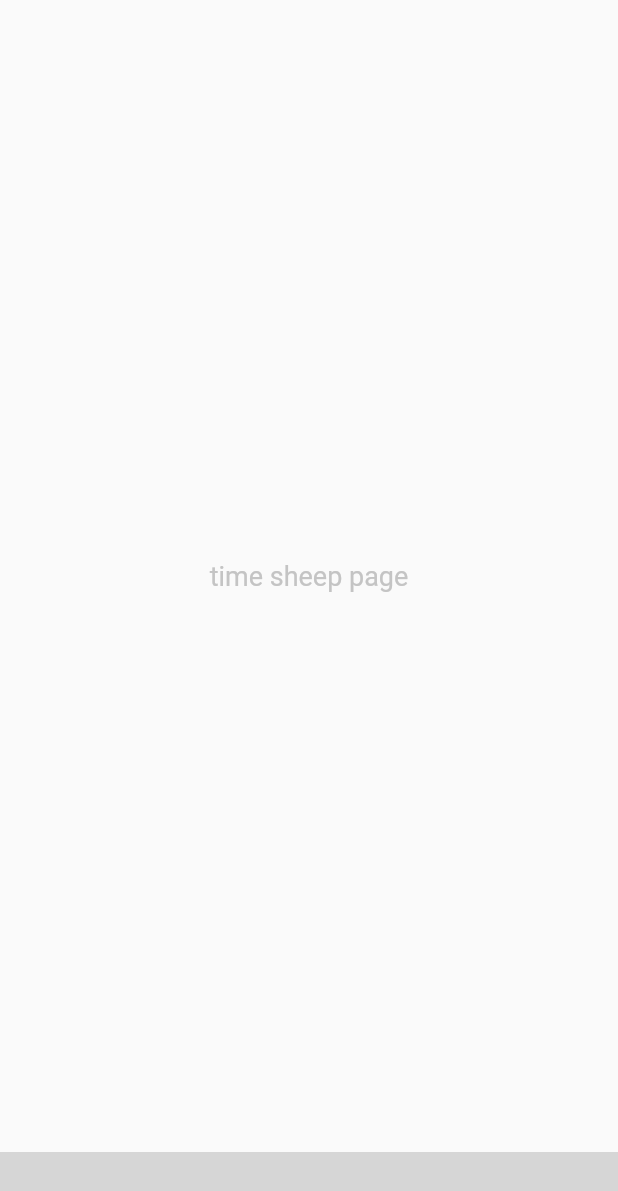
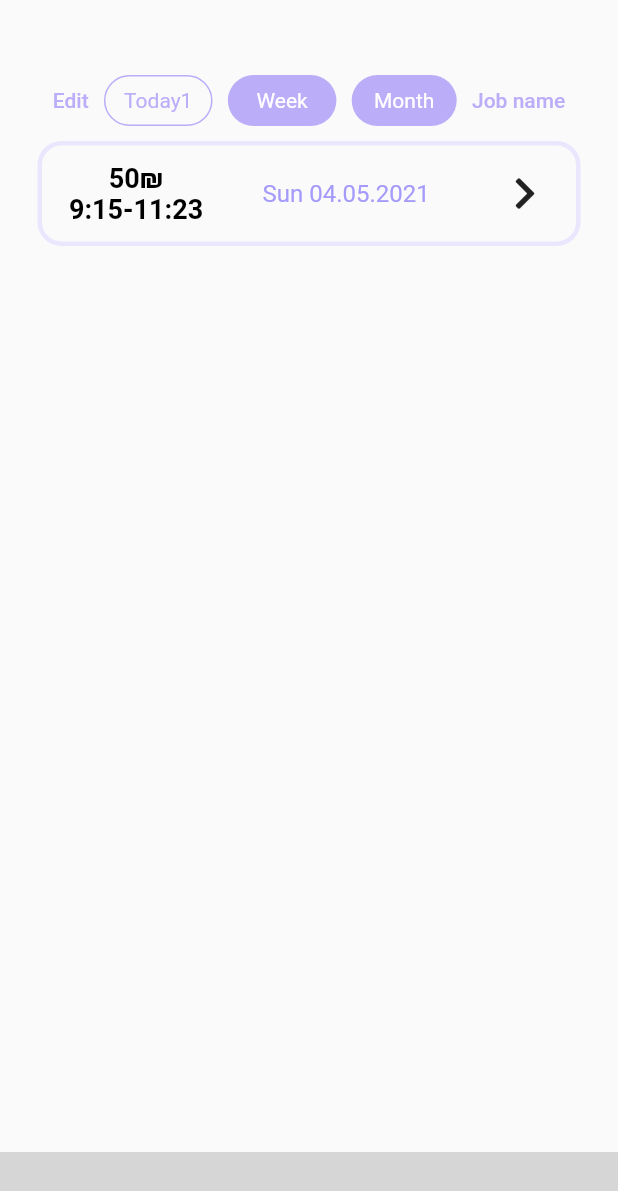
Before and after one commit to 1shaked/money-is-time, a Flutter app: the TimesheetPage screen opened by its route, on a phone screen of 412 x 824 dp. Shown: the top 1191 px of the screen. Run offline on Flutter 3.47's test engine with Material 2 defaults, Android fonts, the phone set to English and light mode, and no system bars; our stand-ins replace firebase_analytics, font_awesome_flutter, shared_preferences; accounts and stored records are empty; statements that could not run were skipped; grey boxes are pictures that could not be loaded.

Commit message:
created the time sheet and jobs page

```diff
--- a/lib/components/jobs/jobs.dart
+++ b/lib/components/jobs/jobs.dart
@@ -1,3 +1,2 @@
-export 'top_selection_row.dart';
 export 'top_header.dart';
 export 'jobs_list.dart';
--- /dev/null
+++ b/lib/components/timesheet/timesheet.dart
@@ -0,0 +1 @@
+export 'top_selection_row.dart';
--- a/lib/pages/timesheet.dart
+++ b/lib/pages/timesheet.dart
@@ -1,5 +1,7 @@
 import 'package:flutter/material.dart';
 import 'package:moneytime/components/components.dart';
+import 'package:moneytime/components/timesheet/timesheet.dart';
+import 'package:font_awesome_flutter/font_awesome_flutter.dart';
 
 class TimesheetPage extends StatelessWidget {
   const TimesheetPage({Key? key}) : super(key: key);
@@ -7,11 +9,97 @@ class TimesheetPage extends StatelessWidget {
   @override
   Widget build(BuildContext context) {
     return Scaffold(
-      body: Center(
-        child: Text('time sheep page'),
+      body: Padding(
+        padding: EdgeInsets.only(
+          top: 50,
+          left: 25,
+          right: 25,
+        ),
+        child: Column(
+          children: [
+            TopSelectionRow(),
+            Container(
+              padding: const EdgeInsets.fromLTRB(0, 10, 0, 10),
+              child: ListView(
+                shrinkWrap: true,
+                children: [
+                  LimitedBox(
+                    maxHeight: 70.0,
+                    child: Container(
+                      padding: const EdgeInsets.fromLTRB(10, 0, 10, 0),
+                      decoration: BoxDecoration(
+                        border: Border.all(
+                            color:
+                                Theme.of(context).brightness == Brightness.light
+                                    ? Color.fromRGBO(233, 230, 254, 1)
+                                    : Colors.white,
+                            width: 3),
+                        borderRadius: BorderRadius.circular(16),
+                      ),
+                      child: Row(
+                        crossAxisAlignment: CrossAxisAlignment.stretch,
+                        mainAxisAlignment: MainAxisAlignment.spaceBetween,
+                        children: [
+                          Padding(
+                            padding: const EdgeInsets.only(left: 8),
+                            child: Center(
+                              child: Column(
+                                mainAxisAlignment: MainAxisAlignment.center,
+                                children: [
+                                  Text(
+                                    '50₪',
+                                    style: TextStyle(
+                                      fontSize: 18,
+                                      fontWeight: FontWeight.bold,
+                                      color: Theme.of(context).primaryColor,
+                                    ),
+                                  ),
+                                  Text(
+                                    '9:15-11:23',
+                                    style: TextStyle(
+                                      fontSize: 18,
+                                      fontWeight: FontWeight.bold,
+                                      color: Theme.of(context).primaryColor,
+                                    ),
+                                  ),
+                                ],
+                              ),
+                            ),
+                          ),
+                          Center(
+                            child: Text(
+                              'Sun 04.05.2021',
+                              style: TextStyle(
+                                fontSize: 16,
+                                color: Theme.of(context).brightness ==
+                                        Brightness.light
+                                    ? Color.fromRGBO(165, 155, 250, 1)
+                                    : Color.fromRGBO(137, 44, 220, 1),
+                              ),
+                            ),
+                          ),
+                          Center(
+                            child: IconButton(
+                                // Use the FaIcon Widget + FontAwesomeIcons class for the IconData
+                                icon: FaIcon(
+                                  FontAwesomeIcons.chevronRight,
+                                ),
+                                onPressed: () {
+                                  print("Pressed");
+                                }),
+                          )
+                        ],
+                      ),
+                    ),
+                  ),
+                ],
+              ),
+            )
+          ],
+        ),
       ),
       bottomNavigationBar: const BottomNavigation(
-        path: '/timer_page',
+        path: '/timesheet_page',
       ),
     );
   }
```
Also changed, not shown: lib/components/timesheet/top_selection_row.dart (renamed from lib/components/jobs/top_selection_row.dart).
